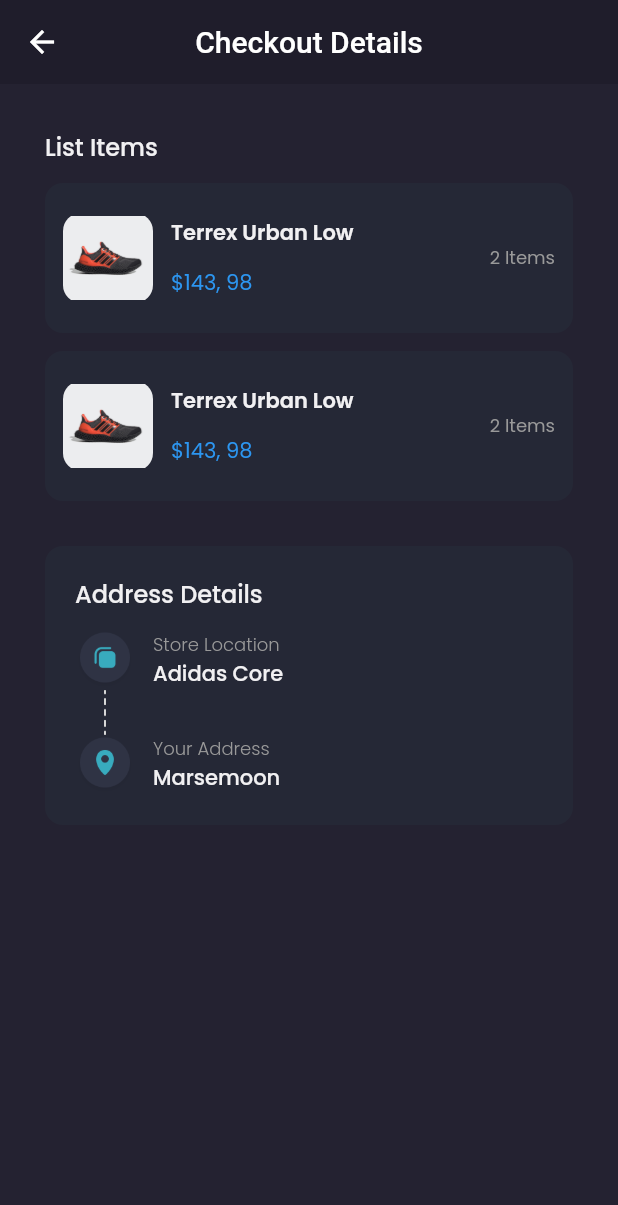
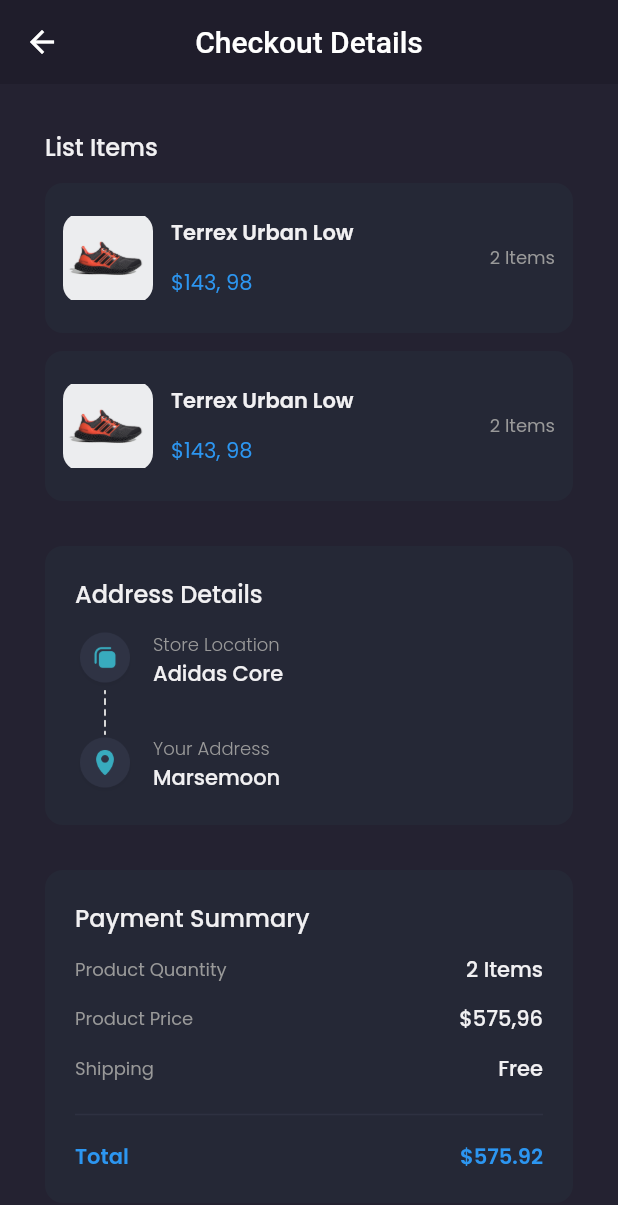
Before and after one commit to aceeenn/sepatuku-mobile, a Flutter app: the CheckoutPage screen opened by its route, on a phone screen of 412 x 824 dp. Shown: the top 1205 px of the screen. Run offline on Flutter 3.47's test engine with Material 2 defaults, Android fonts, the phone set to English and light mode, and no system bars; our stand-ins replace carousel_slider, google_fonts; missing offline and left inert: dart:ffi.

Commit message:
update checkout_page and add page checkout_success

```diff
--- a/lib/Widgets/cart_card.dart
+++ b/lib/Widgets/cart_card.dart
@@ -1,3 +1,5 @@
+// ignore_for_file: prefer_const_constructors
+
 import 'package:flutter/material.dart';
 import 'package:sepatuku/theme.dart';
 
--- a/lib/main.dart
+++ b/lib/main.dart
@@ -3,6 +3,7 @@
 import 'package:flutter/material.dart';
 import 'package:sepatuku/pages/cart_page.dart';
 import 'package:sepatuku/pages/checkout_page.dart';
+import 'package:sepatuku/pages/checkout_success_page.dart';
 import 'package:sepatuku/pages/detail_chat_page.dart';
 import 'package:sepatuku/pages/home/edit_profile_page.dart';
 import 'package:sepatuku/pages/home/main_page.dart';
@@ -31,6 +32,7 @@
         '/product': (context) => ProductPage(),
         '/cart': (context) => CartPage(),
         '/checkout': (context) => CheckoutPage(),
+        '/checkout-success': (context) => CheckoutSuccessPage(),
       },
     );
   }
--- a/lib/pages/checkout_page.dart
+++ b/lib/pages/checkout_page.dart
@@ -1,3 +1,5 @@
+// ignore_for_file: prefer_const_constructors
+
 import 'dart:ffi';
 
 import 'package:flutter/material.dart';
@@ -130,6 +132,151 @@
               ],
             ),
           ),
+
+          //NOTE: PAYMENT SUMMARY
+          Container(
+            margin: EdgeInsets.only(
+              top: defaultMargin,
+            ),
+            padding: EdgeInsets.all(20),
+            decoration: BoxDecoration(
+              color: backgroundColor4,
+              borderRadius: BorderRadius.circular(12),
+            ),
+            child: Column(
+              crossAxisAlignment: CrossAxisAlignment.start,
+              children: [
+                Text(
+                  'Payment Summary',
+                  style: primaryTextStyle.copyWith(
+                    fontSize: 16,
+                    fontWeight: medium,
+                  ),
+                ),
+                SizedBox(
+                  height: 12,
+                ),
+                Row(
+                  mainAxisAlignment: MainAxisAlignment.spaceBetween,
+                  children: [
+                    Text(
+                      'Product Quantity',
+                      style: secondaryTextStyle.copyWith(
+                        fontSize: 12,
+                      ),
+                    ),
+                    Text(
+                      '2 Items',
+                      style: primaryTextStyle.copyWith(
+                        fontWeight: medium,
+                      ),
+                    ),
+                  ],
+                ),
+                SizedBox(
+                  height: 12,
+                ),
+                Row(
+                  mainAxisAlignment: MainAxisAlignment.spaceBetween,
+                  children: [
+                    Text(
+                      'Product Price',
+                      style: secondaryTextStyle.copyWith(
+                        fontSize: 12,
+                      ),
+                    ),
+                    Text(
+                      '\$575,96',
+                      style: primaryTextStyle.copyWith(
+                        fontWeight: medium,
+                      ),
+                    ),
+                  ],
+                ),
+                SizedBox(
+                  height: 12,
+                ),
+                Row(
+                  mainAxisAlignment: MainAxisAlignment.spaceBetween,
+                  children: [
+                    Text(
+                      'Shipping',
+                      style: secondaryTextStyle.copyWith(
+                        fontSize: 12,
+                      ),
+                    ),
+                    Text(
+                      'Free',
+                      style: primaryTextStyle.copyWith(
+                        fontWeight: medium,
+                      ),
+                    ),
+                  ],
+                ),
+                SizedBox(
+                  height: 12,
+                ),
+                Divider(
+                  thickness: 1,
+                  color: Color(0xff2E3141),
+                ),
+                SizedBox(
+                  height: 10,
+                ),
+                Row(
+                  mainAxisAlignment: MainAxisAlignment.spaceBetween,
+                  children: [
+                    Text(
+                      'Total',
+                      style: priceTextStyle.copyWith(
+                        fontWeight: semiBold,
+                      ),
+                    ),
+                    Text(
+                      '\$575.92',
+                      style: priceTextStyle.copyWith(
+                        fontWeight: semiBold,
+                      ),
+                    ),
+                  ],
+                ),
+              ],
+            ),
+          ),
+          //NOTE: CHECKOUT BUTTON
+          SizedBox(
+            height: defaultMargin,
+          ),
+          Divider(
+            thickness: 1,
+            color: Color(0xff2E3141),
+          ),
+          Container(
+            height: 50,
+            width: double.infinity,
+            margin: EdgeInsets.symmetric(
+              vertical: defaultMargin,
+            ),
+            child: TextButton(
+              onPressed: () {
+                Navigator.pushNamedAndRemoveUntil(
+                    context, '/checkout-success', (route) => false);
+              },
+              style: TextButton.styleFrom(
+                backgroundColor: primaryColor,
+                shape: RoundedRectangleBorder(
+                  borderRadius: BorderRadius.circular(12),
+                ),
+              ),
+              child: Text(
+                'Checkout Now',
+                style: primaryTextStyle.copyWith(
+                  fontWeight: semiBold,
+                  fontSize: 16,
+                ),
+              ),
+            ),
+          ),
         ],
       );
     }
```
Also changed, not shown: lib/pages/checkout_success_page.dart (added, +110 -0 lines).
